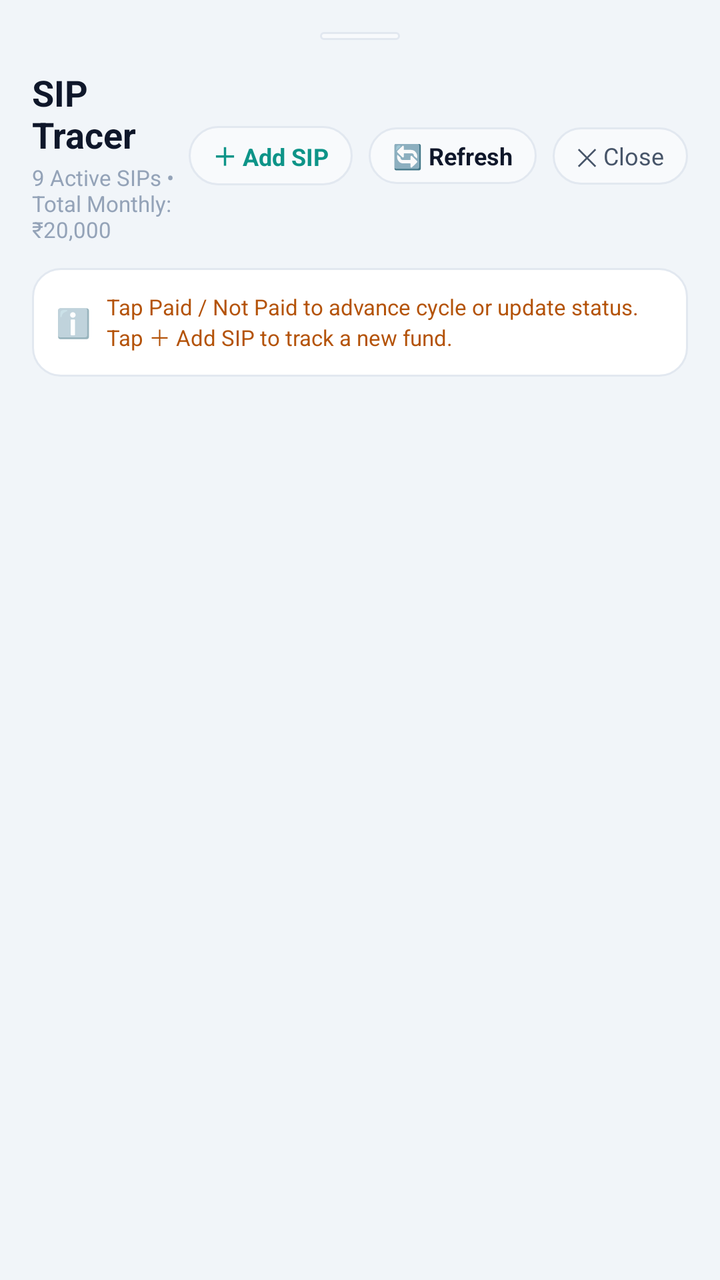
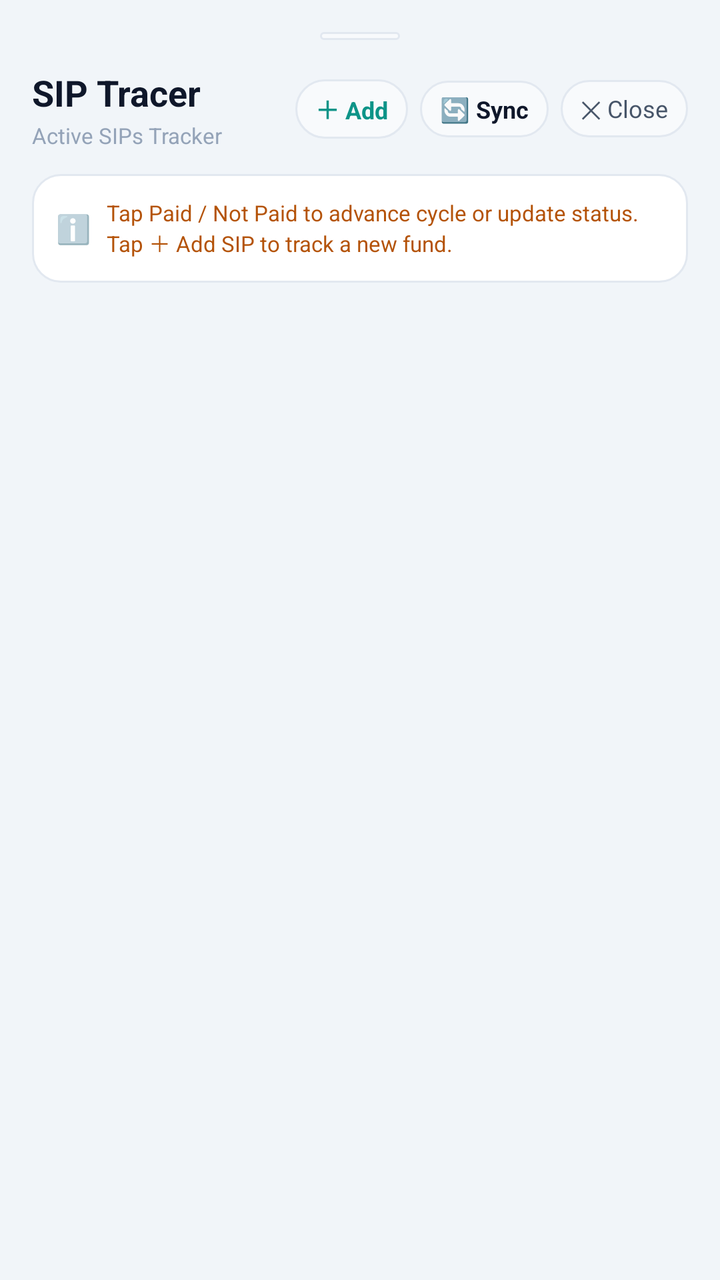

Two renders of the same Android screen: before a commit and after it. Below are the layout's source before the change and the commit's diff.
<!-- AndroidManifest.xml: application theme AppTheme -->
<!-- res/layout/dialog_sip_tracer.xml -->
<?xml version="1.0" encoding="utf-8"?>
<LinearLayout xmlns:android="http://schemas.android.com/apk/res/android"
    android:layout_width="match_parent"
    android:layout_height="match_parent"
    android:orientation="vertical"
    android:background="@color/bg_dark"
    android:padding="16dp">

    
    <View
        android:layout_width="40dp"
        android:layout_height="4dp"
        android:layout_gravity="center_horizontal"
        android:background="@drawable/bg_pill_dark"
        android:layout_marginBottom="14dp" />

    
    <LinearLayout
        android:layout_width="match_parent"
        android:layout_height="wrap_content"
        android:gravity="center_vertical"
        android:orientation="horizontal">

        <LinearLayout
            android:layout_width="0dp"
            android:layout_height="wrap_content"
            android:layout_weight="1"
            android:orientation="vertical">

            <TextView
                android:layout_width="wrap_content"
                android:layout_height="wrap_content"
                android:text="SIP Tracer"
                android:textColor="@color/text_primary"
                android:textSize="18sp"
                android:textStyle="bold" />

            <TextView
                android:id="@+id/tvSipSubtitle"
                android:layout_width="wrap_content"
                android:layout_height="wrap_content"
                android:layout_marginTop="2dp"
                android:text="9 Active SIPs • Total Monthly: ₹20,000"
                android:textColor="@color/text_muted"
                android:textSize="11sp" />
        </LinearLayout>

        <TextView
            android:id="@+id/btnAddSip"
            android:layout_width="wrap_content"
            android:layout_height="wrap_content"
            android:background="@drawable/bg_pill_dark"
            android:paddingStart="12dp"
            android:paddingEnd="12dp"
            android:paddingTop="6dp"
            android:paddingBottom="6dp"
            android:layout_marginEnd="8dp"
            android:text="＋ Add SIP"
            android:textColor="@color/colorPrimary"
            android:textSize="12sp"
            android:textStyle="bold"
            android:clickable="true"
            android:focusable="true" />

        <TextView
            android:id="@+id/btnSipRefresh"
            android:layout_width="wrap_content"
            android:layout_height="wrap_content"
            android:background="@drawable/bg_pill_dark"
            android:paddingStart="12dp"
            android:paddingEnd="12dp"
            android:paddingTop="6dp"
            android:paddingBottom="6dp"
            android:layout_marginEnd="8dp"
            android:text="🔄 Refresh"
            android:textColor="@color/text_primary"
            android:textSize="12sp"
            android:textStyle="bold"
            android:clickable="true"
            android:focusable="true" />

        <TextView
            android:id="@+id/btnSipClose"
            android:layout_width="wrap_content"
            android:layout_height="wrap_content"
            android:background="@drawable/bg_pill_dark"
            android:paddingStart="12dp"
            android:paddingEnd="12dp"
            android:paddingTop="6dp"
            android:paddingBottom="6dp"
            android:text="✕ Close"
            android:textColor="@color/text_secondary"
            android:textSize="12sp"
            android:clickable="true"
            android:focusable="true" />
    </LinearLayout>

    
    <ProgressBar
        android:id="@+id/pbSipLoading"
        style="?android:attr/progressBarStyleHorizontal"
        android:layout_width="match_parent"
        android:layout_height="4dp"
        android:layout_marginTop="8dp"
        android:indeterminate="true"
        android:indeterminateTint="@color/colorPrimary"
        android:visibility="gone" />

    
    <LinearLayout
        android:id="@+id/layoutSipUpdatingBanner"
        android:layout_width="match_parent"
        android:layout_height="wrap_content"
        android:layout_marginTop="6dp"
        android:background="@drawable/bg_chip_green"
        android:paddingStart="12dp"
        android:paddingEnd="12dp"
        android:paddingTop="7dp"
        android:paddingBottom="7dp"
        android:orientation="horizontal"
        android:gravity="center_vertical"
        android:visibility="gone">

        <ProgressBar
            android:layout_width="14dp"
            android:layout_height="14dp"
            android:indeterminate="true"
            android:indeterminateTint="@color/green_mint"
            android:layout_marginEnd="8dp" />

        <TextView
            android:id="@+id/tvSipUpdatingText"
            android:layout_width="0dp"
            android:layout_weight="1"
            android:layout_height="wrap_content"
            android:text="Syncing update with Google Sheets..."
            android:textColor="@color/green_mint"
            android:textSize="11sp"
            android:textStyle="bold" />
    </LinearLayout>

    
    <LinearLayout
        android:layout_width="match_parent"
        android:layout_height="wrap_content"
        android:layout_marginTop="12dp"
        android:background="@drawable/bg_card"
        android:padding="12dp"
        android:orientation="horizontal"
        android:gravity="center_vertical">

        <TextView
            android:layout_width="wrap_content"
            android:layout_height="wrap_content"
            android:text="ℹ️"
            android:textSize="14sp"
            android:layout_marginEnd="8dp" />

        <TextView
            android:layout_width="0dp"
            android:layout_weight="1"
            android:layout_height="wrap_content"
            android:text="Tap Paid / Not Paid to advance cycle or update status. Tap ＋ Add SIP to track a new fund."
            android:textColor="@color/amber_gold"
            android:textSize="11sp" />
    </LinearLayout>

    
    <androidx.recyclerview.widget.RecyclerView
        android:id="@+id/rvSipList"
        android:layout_width="match_parent"
        android:layout_height="0dp"
        android:layout_weight="1"
        android:layout_marginTop="14dp"
        android:clipToPadding="false"
        android:paddingBottom="16dp" />

    <TextView
        android:id="@+id/tvEmptySips"
        android:layout_width="wrap_content"
        android:layout_height="wrap_content"
        android:layout_gravity="center"
        android:layout_marginTop="40dp"
        android:text="No SIP records found."
        android:textColor="@color/text_muted"
        android:textSize="13sp"
        android:visibility="gone" />

</LinearLayout>
<!-- resources referenced by this layout -->
<resources>
  <color name="amber_gold">#B45309</color>
  <color name="bg_dark">#F1F5F9</color>
  <color name="colorPrimary">#0D9488</color>
  <color name="green_mint">#047857</color>
  <color name="text_muted">#94A3B8</color>
  <color name="text_primary">#0F172A</color>
  <color name="text_secondary">#475569</color>
  <!-- drawable bg_card (drawable) -->
  <?xml version="1.0" encoding="utf-8"?>
  <shape xmlns:android="http://schemas.android.com/apk/res/android"
      android:shape="rectangle">
      <solid android:color="@color/bg_card" />
      <corners android:radius="14dp" />
      <stroke
          android:width="1dp"
          android:color="@color/border_dark" />
  </shape>
  <!-- drawable bg_chip_green (drawable) -->
  <?xml version="1.0" encoding="utf-8"?>
  <shape xmlns:android="http://schemas.android.com/apk/res/android"
      android:shape="rectangle">
      <solid android:color="@color/green_bg" />
      <corners android:radius="12dp" />
      <stroke
          android:width="1dp"
          android:color="@color/green_emerald" />
  </shape>
  <style name="AppTheme" parent="Theme.MaterialComponents.DayNight.NoActionBar">
          <item name="colorPrimary">@color/colorPrimary</item>
          <item name="colorPrimaryDark">@color/colorPrimaryDark</item>
          <item name="colorAccent">@color/colorAccent</item>
          <item name="android:windowBackground">@color/bg_dark</item>
          <item name="android:statusBarColor">@color/bg_dark</item>
          <item name="android:navigationBarColor">@color/nav_bottom_bg</item>
          <item name="android:textColorPrimary">@color/text_primary</item>
          <item name="android:textColorSecondary">@color/text_secondary</item>
          <item name="android:windowLightStatusBar">true</item>
          <item name="bottomSheetDialogTheme">@style/FinMngrBottomSheetDialogTheme</item>
      </style>
  <color name="bg_card">#FFFFFF</color>
  <color name="border_dark">#E2E8F0</color>
  <color name="green_bg">#ECFDF5</color>
  <color name="green_emerald">#059669</color>
  <color name="bg_card_secondary">#F8FAFC</color>
  <color name="colorPrimaryDark">#E2E8F0</color>
  <color name="colorAccent">#0D9488</color>
  <color name="nav_bottom_bg">#FFFFFF</color>
  <style name="FinMngrBottomSheetDialogTheme" parent="ThemeOverlay.MaterialComponents.BottomSheetDialog">
          <item name="bottomSheetStyle">@style/FinMngrBottomSheetModal</item>
          <item name="android:windowBackground">@android:color/transparent</item>
          <item name="android:colorBackground">@android:color/transparent</item>
          <item name="android:windowIsFloating">false</item>
      </style>
  <!-- unchanged entries left out for length: 2 -->
</resources>

<!-- the commit's change to res/layout/dialog_sip_tracer.xml (unified diff, before → after) -->
@@ -40,7 +40,7 @@
                 android:layout_width="wrap_content"
                 android:layout_height="wrap_content"
                 android:layout_marginTop="2dp"
-                android:text="9 Active SIPs • Total Monthly: ₹20,000"
+                android:text="Active SIPs Tracker"
                 android:textColor="@color/text_muted"
                 android:textSize="11sp" />
         </LinearLayout>
@@ -50,12 +50,12 @@
             android:layout_width="wrap_content"
             android:layout_height="wrap_content"
             android:background="@drawable/bg_pill_dark"
-            android:paddingStart="12dp"
-            android:paddingEnd="12dp"
+            android:paddingStart="10dp"
+            android:paddingEnd="10dp"
             android:paddingTop="6dp"
             android:paddingBottom="6dp"
-            android:layout_marginEnd="8dp"
-            android:text="＋ Add SIP"
+            android:layout_marginEnd="6dp"
+            android:text="＋ Add"
             android:textColor="@color/colorPrimary"
             android:textSize="12sp"
             android:textStyle="bold"
@@ -67,12 +67,12 @@
             android:layout_width="wrap_content"
             android:layout_height="wrap_content"
             android:background="@drawable/bg_pill_dark"
-            android:paddingStart="12dp"
-            android:paddingEnd="12dp"
+            android:paddingStart="10dp"
+            android:paddingEnd="10dp"
             android:paddingTop="6dp"
             android:paddingBottom="6dp"
-            android:layout_marginEnd="8dp"
-            android:text="🔄 Refresh"
+            android:layout_marginEnd="6dp"
+            android:text="🔄 Sync"
             android:textColor="@color/text_primary"
             android:textSize="12sp"
             android:textStyle="bold"
@@ -84,8 +84,8 @@
             android:layout_width="wrap_content"
             android:layout_height="wrap_content"
             android:background="@drawable/bg_pill_dark"
-            android:paddingStart="12dp"
-            android:paddingEnd="12dp"
+            android:paddingStart="10dp"
+            android:paddingEnd="10dp"
             android:paddingTop="6dp"
             android:paddingBottom="6dp"
             android:text="✕ Close"
<!-- resource entries referenced after the edit -->
@@ -38,6 +38,8 @@
           <item name="android:textColorSecondary">@color/text_secondary</item>
           <item name="android:windowLightStatusBar">true</item>
           <item name="bottomSheetDialogTheme">@style/FinMngrBottomSheetDialogTheme</item>
+          <item name="autoCompleteTextViewStyle">@style/FinMngrAutoCompleteTextView</item>
+          <item name="android:autoCompleteTextViewStyle">@style/FinMngrAutoCompleteTextView</item>
       </style>
   <color name="bg_card">#FFFFFF</color>
   <color name="border_dark">#E2E8F0</color>
@@ -51,8 +53,27 @@
           <item name="bottomSheetStyle">@style/FinMngrBottomSheetModal</item>
           <item name="android:windowBackground">@android:color/transparent</item>
           <item name="android:colorBackground">@android:color/transparent</item>
+          <item name="colorSurface">@color/bg_card</item>
+          <item name="autoCompleteTextViewStyle">@style/FinMngrAutoCompleteTextView</item>
+          <item name="android:autoCompleteTextViewStyle">@style/FinMngrAutoCompleteTextView</item>
           <item name="android:windowIsFloating">false</item>
       </style>
+  <style name="FinMngrAutoCompleteTextView" parent="Widget.AppCompat.AutoCompleteTextView">
+          <item name="android:popupBackground">@drawable/bg_dropdown_popup</item>
+          <item name="android:textColor">@color/text_primary</item>
+          <item name="android:textColorHint">@color/text_muted</item>
+          <item name="android:dropDownVerticalOffset">4dp</item>
+      </style>
+  <!-- drawable bg_dropdown_popup (drawable) -->
+  <?xml version="1.0" encoding="utf-8"?>
+  <shape xmlns:android="http://schemas.android.com/apk/res/android"
+      android:shape="rectangle">
+      <solid android:color="@color/bg_card" />
+      <corners android:radius="12dp" />
+      <stroke
+          android:width="1dp"
+          android:color="@color/border_dark" />
+  </shape>
   <!-- unchanged entries left out for length: 2 -->
 </resources>
 
